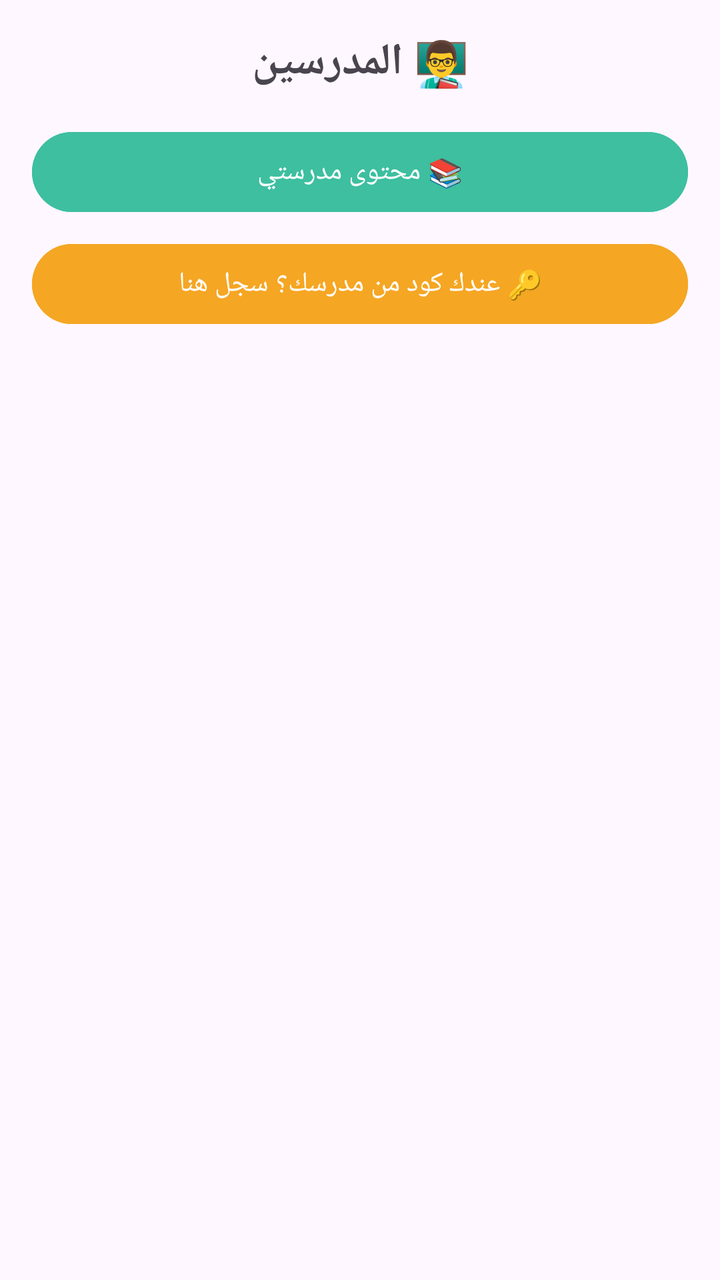
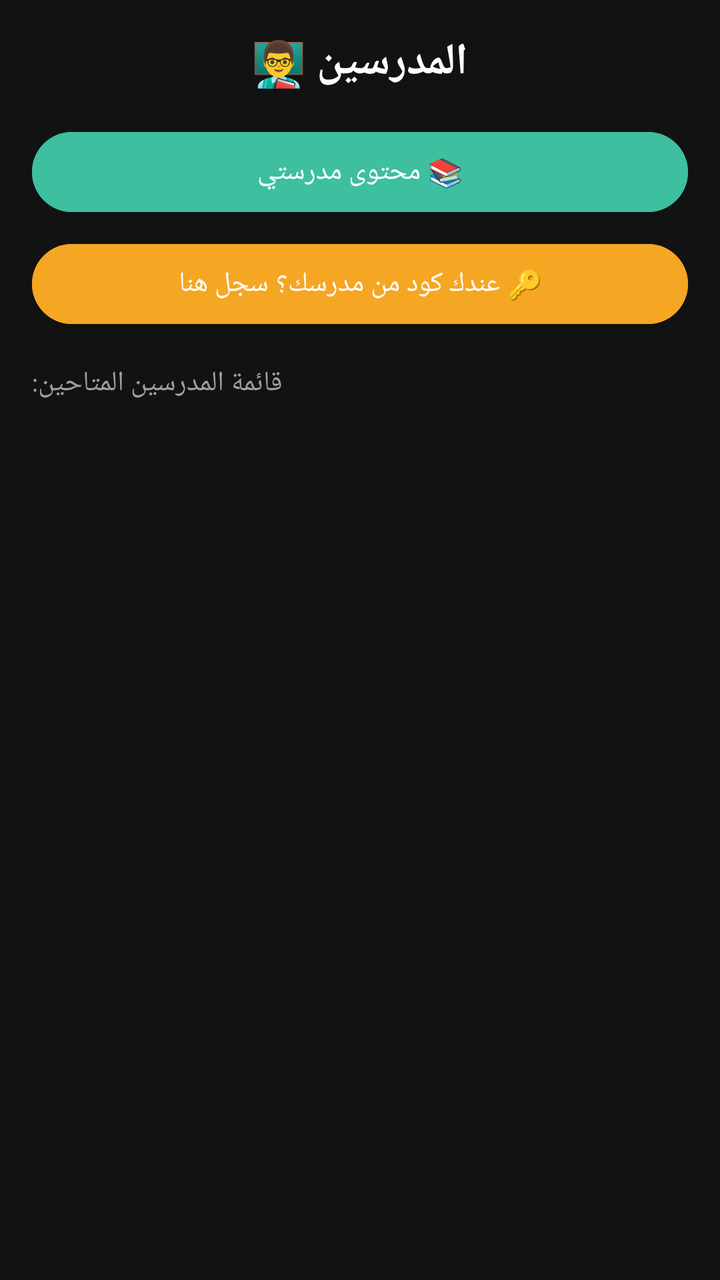

An Android layout rendered at two revisions. The XML below is the earlier revision; the diff shows what the commit changed to produce the second picture.
<!-- AndroidManifest.xml: application theme Theme.1Bac -->
<!-- res/layout/activity_teachers_list.xml -->
<?xml version="1.0" encoding="utf-8"?>
<LinearLayout xmlns:android="http://schemas.android.com/apk/res/android"
    android:layout_width="match_parent"
    android:layout_height="match_parent"
    android:orientation="vertical">

    <TextView
        android:layout_width="match_parent"
        android:layout_height="wrap_content"
        android:text="👨‍🏫 المدرسين"
        android:textSize="22sp"
        android:textStyle="bold"
        android:gravity="center"
        android:padding="16dp" />

    <Button
        android:id="@+id/myTeacherContentButton"
        android:layout_width="match_parent"
        android:layout_height="wrap_content"
        android:layout_marginHorizontal="16dp"
        android:layout_marginBottom="8dp"
        android:text="📚 محتوى مدرستي"
        android:backgroundTint="#3DBFA0" />

    <Button
        android:id="@+id/joinTeacherEntryButton"
        android:layout_width="match_parent"
        android:layout_height="wrap_content"
        android:layout_marginHorizontal="16dp"
        android:layout_marginBottom="12dp"
        android:text="🔑 عندك كود من مدرسك؟ سجل هنا"
        android:backgroundTint="#F5A623" />

    <androidx.recyclerview.widget.RecyclerView
        android:id="@+id/teachersRecyclerView"
        android:layout_width="match_parent"
        android:layout_height="match_parent" />

</LinearLayout>
<!-- resources referenced by this layout -->
<resources>
  <style name="Theme.1Bac" parent="Base.Theme.1Bac" />
  <style name="Base.Theme.1Bac" parent="Theme.Material3.DayNight.NoActionBar">
          
          
      </style>
</resources>

<!-- the commit's change to res/layout/activity_teachers_list.xml (unified diff, before → after) -->
@@ -2,38 +2,54 @@
 <LinearLayout xmlns:android="http://schemas.android.com/apk/res/android"
     android:layout_width="match_parent"
     android:layout_height="match_parent"
-    android:orientation="vertical">
+    android:orientation="vertical"
+    android:background="#121212"
+    android:padding="16dp">
+
+    
+    <TextView
+        android:layout_width="wrap_content"
+        android:layout_height="wrap_content"
+        android:text="المدرسين 👨‍🏫"
+        android:textColor="#FFFFFF"
+        android:textSize="22sp"
+        android:textStyle="bold"
+        android:layout_gravity="center"
+        android:layout_marginBottom="16dp" />
+
+    
+    <Button
+        android:id="@+id/btnMyTeacherContent"
+        android:layout_width="match_parent"
+        android:layout_height="wrap_content"
+        android:text="📚 محتوى مدرستي"
+        android:backgroundTint="#3DBFA0"
+        android:textColor="#FFFFFF" />
+
+    
+    <Button
+        android:id="@+id/btnRegisterCode"
+        android:layout_width="match_parent"
+        android:layout_height="wrap_content"
+        android:text="🔑 عندك كود من مدرسك؟ سجل هنا"
+        android:backgroundTint="#F5A623"
+        android:textColor="#FFFFFF"
+        android:layout_marginTop="8dp"
+        android:layout_marginBottom="16dp" />
 
     <TextView
+        android:layout_width="wrap_content"
+        android:layout_height="wrap_content"
+        android:text="قائمة المدرسين المتاحين:"
+        android:textColor="#A0A0A0"
+        android:textSize="14sp"
+        android:layout_marginBottom="8dp" />
+
+    
+    <androidx.recyclerview.widget.RecyclerView
+        android:id="@+id/rvTeachers"
         android:layout_width="match_parent"
-        android:layout_height="wrap_content"
-        android:text="👨‍🏫 المدرسين"
-        android:textSize="22sp"
-        android:textStyle="bold"
-        android:gravity="center"
-        android:padding="16dp" />
-
-    <Button
-        android:id="@+id/myTeacherContentButton"
-        android:layout_width="match_parent"
-        android:layout_height="wrap_content"
-        android:layout_marginHorizontal="16dp"
-        android:layout_marginBottom="8dp"
-        android:text="📚 محتوى مدرستي"
-        android:backgroundTint="#3DBFA0" />
-
-    <Button
-        android:id="@+id/joinTeacherEntryButton"
-        android:layout_width="match_parent"
-        android:layout_height="wrap_content"
-        android:layout_marginHorizontal="16dp"
-        android:layout_marginBottom="12dp"
-        android:text="🔑 عندك كود من مدرسك؟ سجل هنا"
-        android:backgroundTint="#F5A623" />
-
-    <androidx.recyclerview.widget.RecyclerView
-        android:id="@+id/teachersRecyclerView"
-        android:layout_width="match_parent"
-        android:layout_height="match_parent" />
+        android:layout_height="0dp"
+        android:layout_weight="1" />
 
 </LinearLayout>
